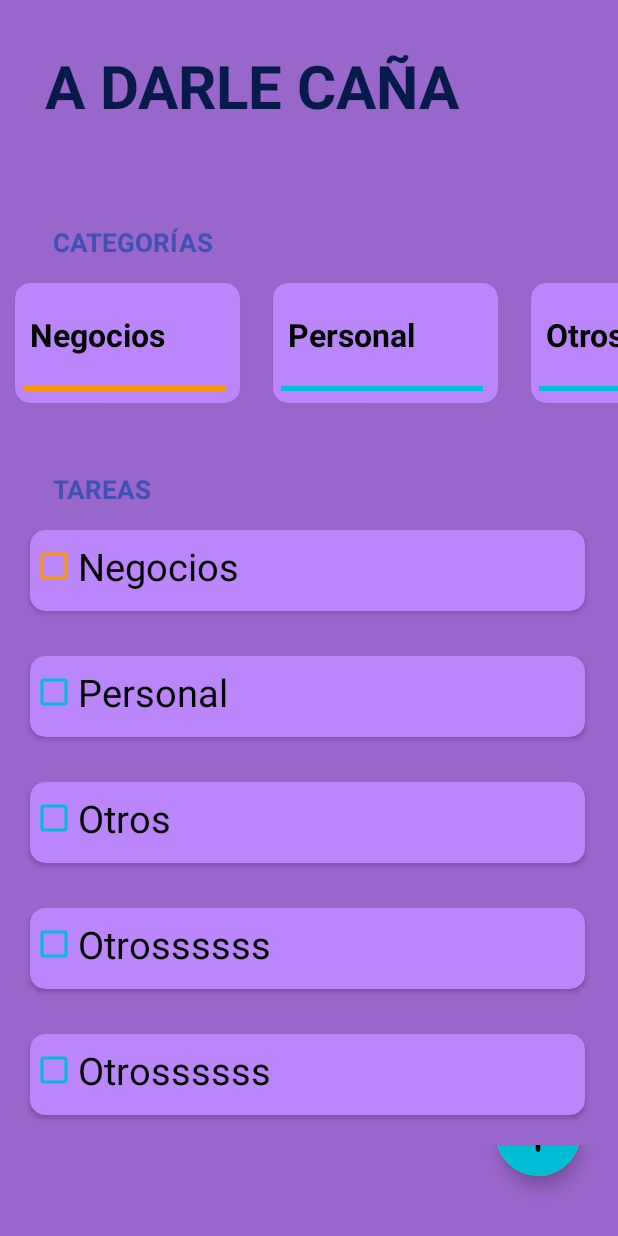
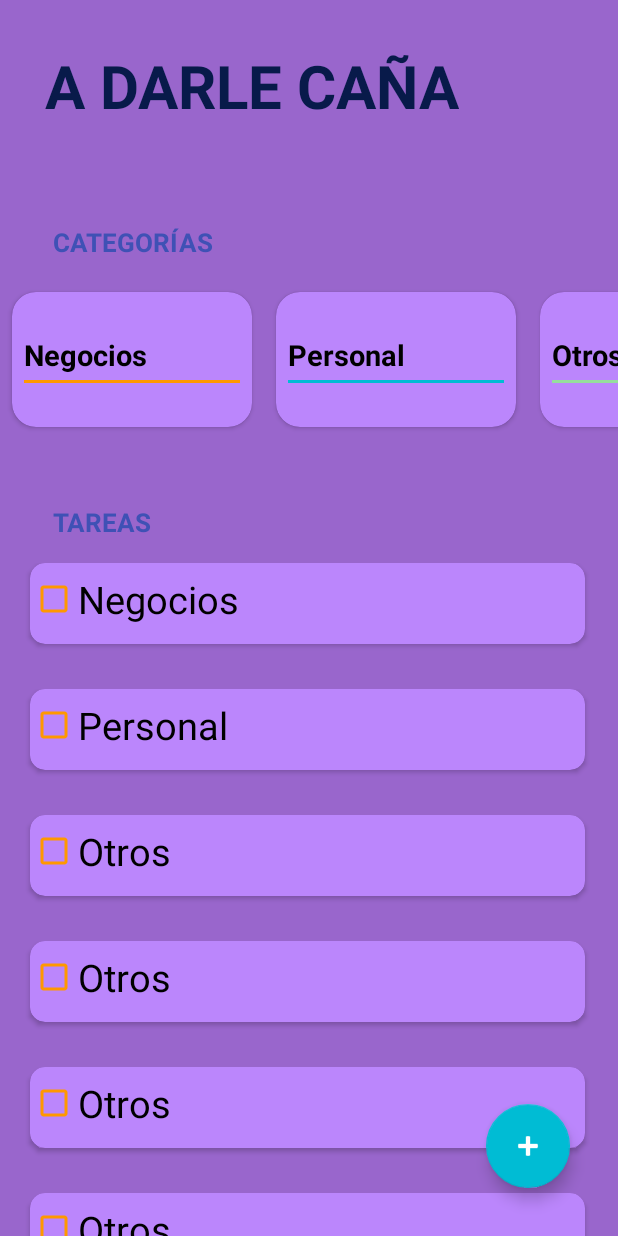
Before and after one commit to pabloq25-crypto/basic_android_studio_kotlin, an Android app: the TodoActivity screen opened directly, with no data from a screen before it, on a phone screen of 412 x 824 dp. Run offline under Robolectric (Android 15) with nearby library versions, the phone set to English and light mode, and no system bars.

Commit message:
en este comit compare mi código con el de AristiDevs del proyecto en GitHub y cambié algunas cosas a su mismo código

```diff
--- a/app/src/main/java/com/quirozdev/androidmaster/todoapp/TodoActivity.kt
+++ b/app/src/main/java/com/quirozdev/androidmaster/todoapp/TodoActivity.kt
@@ -15,10 +15,19 @@ import com.quirozdev.androidmaster.todoapp.components.CardViewItem
 
 class TodoActivity : AppCompatActivity() {
 
-    private lateinit var cardList: MutableList<CardViewItem>
+    private  var cardList = listOf(
+        TaskCategory.Business,
+        TaskCategory.Personal,
+        TaskCategory.Other,
+        TaskCategory.Other,
+        TaskCategory.Other,
+        TaskCategory.Other,
+        TaskCategory.Other,
+        TaskCategory.Other,
+    )
+
     private lateinit var recyclerView: RecyclerView
     private lateinit var recyclerView2: RecyclerView
-
 
     override fun onCreate(savedInstanceState: Bundle?) {
         super.onCreate(savedInstanceState)
@@ -38,7 +47,7 @@ class TodoActivity : AppCompatActivity() {
         recyclerView2 = findViewById(R.id.recyclerView2)
     }
 
-    private fun getListCardView(): MutableList<CardViewItem> {
+    /*private fun getListCardView(): MutableList<CardViewItem> {
         val list: MutableList<CardViewItem> = ArrayList()
         list.add(CardViewItem("Negocios", R.color.business_category))
         list.add(CardViewItem("Personal", R.color.personal_category))
@@ -47,12 +56,10 @@ class TodoActivity : AppCompatActivity() {
         list.add(CardViewItem("Otrossssss", R.color.personal_category))
 
         return list
-    }
+    }*/
 
 
     private fun initRecyclerView() {
-        cardList = getListCardView()
-
         // Set LayoutManager
         recyclerView.layoutManager = LinearLayoutManager(this, LinearLayoutManager.HORIZONTAL,false)
         recyclerView.adapter = CardViewAdapter(cardList, recyclerView2)
--- a/app/src/main/java/com/quirozdev/androidmaster/todoapp/adapters/CardTaskAdapter.kt
+++ b/app/src/main/java/com/quirozdev/androidmaster/todoapp/adapters/CardTaskAdapter.kt
@@ -11,9 +11,10 @@ import androidx.core.content.ContextCompat
 import androidx.core.view.marginTop
 import androidx.recyclerview.widget.RecyclerView
 import com.quirozdev.androidmaster.R
+import com.quirozdev.androidmaster.todoapp.TaskCategory
 import com.quirozdev.androidmaster.todoapp.components.CardViewItem
 
-class CardTaskAdapter(private val cardList : List<CardViewItem>)  :
+class CardTaskAdapter(private val cardList : List<TaskCategory>)  :
     RecyclerView.Adapter<CardTaskAdapter.MyViewHolder>() {
 
     override fun onCreateViewHolder(parent: ViewGroup, viewType: Int): MyViewHolder {
@@ -22,8 +23,8 @@ class CardTaskAdapter(private val cardList : List<CardViewItem>)  :
     }
 
     override fun onBindViewHolder(holder: MyViewHolder, position: Int) {
-        val item = cardList[position]
-
+        holder.render(cardList[position])
+        /*val item = cardList[position]
 
         holder.checkBox.setOnClickListener { view ->
             if(holder.checkBox.isChecked) {
@@ -37,7 +38,7 @@ class CardTaskAdapter(private val cardList : List<CardViewItem>)  :
         holder.checkBox.text = item.title
         holder.checkBox.buttonTintList = ContextCompat.getColorStateList(holder.itemView.context, item.colorRes!!)
         Log.i("CardTaskAdapter", "Bind item: ${item.title}")
-        //holder.checkBox.setButtoT(ContextCompat.getColor(holder.itemView.context, item.colorRes!!))
+        //holder.checkBox.setButtoT(ContextCompat.getColor(holder.itemView.context, item.colorRes!!))*/
     }
 
     override fun getItemCount(): Int {
@@ -48,10 +49,21 @@ class CardTaskAdapter(private val cardList : List<CardViewItem>)  :
     class MyViewHolder(val view: View) : RecyclerView.ViewHolder(view) {
         val cardView: CardView = itemView.findViewById(R.id.todoCVTask)
         val checkBox: CheckBox = itemView.findViewById(R.id.checkBoxTodoTask)
-    }
 
-
-    private fun calculate() {
-
+        fun render(taskCategory : TaskCategory) {
+            when(taskCategory) {
+                TaskCategory.Business -> {
+                    checkBox.text = "Negocios"
+                }
+                TaskCategory.Other ->    {
+                    checkBox.text = "Otros"
+                }
+                TaskCategory.Personal -> {
+                    checkBox.text = "Personal"
+                }
+                else ->
+                    checkBox.text = "Sin Categoria"
+            }
+        }
     }
 }
--- a/app/src/main/java/com/quirozdev/androidmaster/todoapp/adapters/CardViewAdapter.kt
+++ b/app/src/main/java/com/quirozdev/androidmaster/todoapp/adapters/CardViewAdapter.kt
@@ -11,19 +11,18 @@ import androidx.core.content.ContextCompat
 import androidx.recyclerview.widget.LinearLayoutManager
 import androidx.recyclerview.widget.RecyclerView
 import com.quirozdev.androidmaster.R
+import com.quirozdev.androidmaster.todoapp.TaskCategory
 import com.quirozdev.androidmaster.todoapp.components.CardViewItem
 
-class CardViewAdapter(private var cardList : List<CardViewItem>, private val recyclerView2: RecyclerView) :
+class CardViewAdapter(private var cardList : List<TaskCategory>, private val recyclerView2: RecyclerView) :
     RecyclerView.Adapter<CardViewAdapter.MyViewHolder>() {
-
-    private var isCardSelected : Boolean = false
 
     override fun onCreateViewHolder(parent: ViewGroup, viewType: Int): MyViewHolder {
         val view = LayoutInflater.from(parent.context).inflate(R.layout.card_view_todo, parent, false)
         return MyViewHolder(view)
     }
 
-    private fun initRecyclerView(list: List<CardViewItem>) {
+    private fun initRecyclerView(list: List<TaskCategory>) {
         recyclerView2.adapter = CardTaskAdapter(list)
     }
 
@@ -42,30 +41,22 @@ class CardViewAdapter(private var cardList : List<CardViewItem>, private val rec
         return ContextCompat.getColor(holder.cardView.context,colorReference)
     }
 
-    private fun changeGender() {
-        isCardSelected = !isCardSelected
-    }
-
-    private fun setGenderColor(holder : MyViewHolder) {
-        holder.cardView.setCardBackgroundColor(getBackgroundColor(isCardSelected, holder))
-    }
-
     private fun initListeners(holder: MyViewHolder, item: CardViewItem, position: Int) {
-        holder.cardView.setOnClickListener { view ->
+        /*holder.cardView.setOnClickListener { view ->
             val filterCardList = cardList.filter { it.title == item.title }
             initRecyclerView(filterCardList)
             holder.textView.setTextColor(ContextCompat.getColor(holder.itemView.context, R.color.white))
             changeGender()
             setGenderColor(holder)
-        }
+        }*/
         holder.textView.text = item.title
         holder.colorView.setBackgroundColor(ContextCompat.getColor(holder.itemView.context, item.colorRes!!))
     }
 
 
     override fun onBindViewHolder(holder: MyViewHolder, position: Int) {
-        val item = cardList[position]
-        initListeners(holder, item, position)
+        holder.render(cardList[position])
+        //initListeners(holder, item, position)
     }
 
     override fun getItemCount(): Int {
@@ -74,8 +65,30 @@ class CardViewAdapter(private var cardList : List<CardViewItem>, private val rec
 
     // ViewHolder class
     class MyViewHolder(val view: View) : RecyclerView.ViewHolder(view) {
-        val cardView: CardView = itemView.findViewById(R.id.todoCVNegocios)
-        val textView: TextView = itemView.findViewById(R.id.tvTitleCardTodo)
-        val colorView : View = itemView.findViewById(R.id.vColorCardTodo)
+        val cardView: CardView = itemView.findViewById(R.id.todoViewContainer)
+        val textView: TextView = itemView.findViewById(R.id.tvCategoryName)
+        val colorView : View = itemView.findViewById(R.id.divider)
+
+        fun render(taskCategory : TaskCategory) {
+            textView.text = "Ejemplo"
+
+            when(taskCategory) {
+                TaskCategory.Business -> {
+                    textView.text = "Negocios"
+                    colorView.setBackgroundColor(ContextCompat.getColor(colorView.context, R.color.business_category))
+                }
+                TaskCategory.Other ->    {
+                    textView.text = "Otros"
+                    colorView.setBackgroundColor(ContextCompat.getColor(colorView.context, R.color.other_category))
+                }
+                TaskCategory.Personal -> {
+                    textView.text = "Personal"
+                    colorView.setBackgroundColor(ContextCompat.getColor(colorView.context, R.color.personal_category))
+                }
+                else ->
+                    textView.text = "Sin Categoria"
+            }
+        }
+    // colorView.setBackgroundColor(ContextCompat.getColor(view.context, R.color.purple_200))
     }
 }
--- a/app/src/main/res/layout/activity_todo.xml
+++ b/app/src/main/res/layout/activity_todo.xml
@@ -1,13 +1,18 @@
 <?xml version="1.0" encoding="utf-8"?>
-<LinearLayout xmlns:android="http://schemas.android.com/apk/res/android"
+<FrameLayout xmlns:android="http://schemas.android.com/apk/res/android"
     xmlns:app="http://schemas.android.com/apk/res-auto"
     xmlns:tools="http://schemas.android.com/tools"
     android:id="@+id/main"
     android:layout_width="match_parent"
     android:layout_height="match_parent"
-    android:orientation="vertical"
     android:background="@color/background_todo_app2"
     tools:context=".todoapp.TodoActivity">
+
+    <LinearLayout
+        android:layout_width="match_parent"
+        android:layout_height="match_parent"
+        android:orientation="vertical"
+    >
 
         <TextView
             android:layout_width="wrap_content"
@@ -19,7 +24,6 @@
             android:text="@string/todo_app_principal_title"
             android:padding="30dp"
             />
-
 
         <TextView
             android:layout_width="match_parent"
@@ -34,18 +38,12 @@
             android:text="@string/todo_app_subtitle_1"
             />
 
-    <HorizontalScrollView
-        android:layout_width="wrap_content"
-        android:layout_height="wrap_content"
-        android:scrollbars="none"
-    >
         <androidx.recyclerview.widget.RecyclerView
             android:id="@+id/recyclerView"
             android:layout_width="match_parent"
             android:layout_height="wrap_content"
             android:nestedScrollingEnabled="false"
             android:overScrollMode="never" />
-    </HorizontalScrollView>
 
         <TextView
             android:layout_width="match_parent"
@@ -67,34 +65,17 @@
             android:layout_height="wrap_content"
             android:nestedScrollingEnabled="false"
             android:overScrollMode="never" />
-
-    <androidx.constraintlayout.widget.ConstraintLayout
-        android:layout_width="match_parent"
-        android:layout_height="match_parent">
+    </LinearLayout>
 
     <com.google.android.material.floatingactionbutton.FloatingActionButton
+        android:id="@+id/fabAddTask"
         android:layout_width="wrap_content"
         android:layout_height="wrap_content"
-            app:layout_constraintBottom_toBottomOf="parent"
-            app:layout_constraintEnd_toEndOf="parent"
-            android:layout_marginBottom="40dp"
-            android:layout_marginEnd="25dp"
-            android:src="@drawable/ic_plus"
-            android:tint="@color/white"
-            android:backgroundTint="@color/color_floating_button_todo"
-        />
+        android:layout_margin="32dp"
+        android:src="@android:drawable/ic_input_add"
+        app:backgroundTint="@color/color_floating_button_todo"
+        app:fabSize="normal"
+        android:layout_gravity="end|bottom"
+        app:tint="@color/white" />
 
-        <!--<com.google.android.material.floatingactionbutton.FloatingActionButton
-            android:layout_width="wrap_content"
-            android:layout_height="wrap_content"
-            app:layout_constraintBottom_toBottomOf="parent"
-            app:layout_constraintEnd_toEndOf="parent"
-            android:layout_marginBottom="40dp"
-            android:layout_marginEnd="25dp"
-            android:src="@drawable/ic_plus"
-            android:tint="@color/white"
-            android:backgroundTint="@color/color_floating_button_todo"
-        /> -->
-    </androidx.constraintlayout.widget.ConstraintLayout>
-
-</LinearLayout>
+</FrameLayout>
--- a/app/src/main/res/layout/card_task_todo.xml
+++ b/app/src/main/res/layout/card_task_todo.xml
@@ -26,8 +26,4 @@
             android:text="epa"
             android:textSize="25sp" />
     </androidx.cardview.widget.CardView>
-
-
-
-
 </LinearLayout>
--- a/app/src/main/res/layout/card_view_todo.xml
+++ b/app/src/main/res/layout/card_view_todo.xml
@@ -1,136 +1,39 @@
 <?xml version="1.0" encoding="utf-8"?>
-<LinearLayout
-    xmlns:android="http://schemas.android.com/apk/res/android"
+<androidx.cardview.widget.CardView xmlns:android="http://schemas.android.com/apk/res/android"
     xmlns:app="http://schemas.android.com/apk/res-auto"
-    android:layout_width="wrap_content"
-    android:layout_height="wrap_content"
->
-    <androidx.cardview.widget.CardView
-        android:id="@+id/todoCVNegocios"
-        android:layout_marginLeft="10dp"
-        android:layout_marginBottom="10dp"
-        android:layout_width="150dp"
-        android:layout_height="80dp"
-        android:layout_marginEnd="12dp"
-        app:cardCornerRadius="10dp"
-        android:layout_marginTop="10dp"
-        android:layout_marginStart="10dp"
-        app:cardBackgroundColor="@color/purple_200"
-    >
-        <androidx.appcompat.widget.LinearLayoutCompat
-            android:id="@+id/lyNegocios"
+    xmlns:tools="http://schemas.android.com/tools"
+    android:id="@+id/todoViewContainer"
+    android:layout_width="160dp"
+    android:layout_height="90dp"
+    android:layout_marginHorizontal="8dp"
+    android:layout_marginVertical="16dp"
+    app:cardBackgroundColor="@color/purple_200"
+    app:cardCornerRadius="16dp">
+
+    <LinearLayout
+        android:layout_width="match_parent"
+        android:layout_height="match_parent"
+        android:gravity="center_vertical"
+        android:layout_margin="8dp"
+        android:orientation="vertical">
+
+        <TextView
+            android:id="@+id/tvCategoryName"
+            android:layout_width="wrap_content"
+            android:layout_height="wrap_content"
+            tools:text="PRUEBA"
+            android:textColor="@color/black"
+            android:textStyle="bold"
+            android:textSize="19sp"
+            />
+
+        <View
+            android:id="@+id/divider"
+            android:layout_marginTop="4dp"
             android:layout_width="match_parent"
-            android:layout_height="match_parent"
-            android:orientation="vertical"
-        >
+            tools:background="@color/black"
+            android:layout_height="2dp"/>
 
-            <TextView
-                android:id="@+id/tvTitleCardTodo"
-                android:layout_width="match_parent"
-                android:layout_height="wrap_content"
-                android:layout_marginVertical="20dp"
-                android:textSize="21sp"
-                android:textStyle="bold"
-                android:text="Negocios"
-                android:layout_marginLeft="10dp"
-                android:textColor="@android:color/black" />
+    </LinearLayout>
 
-            <View
-                android:id="@+id/vColorCardTodo"
-                android:layout_width="match_parent"
-                android:layout_height="3dp"
-                android:layout_marginLeft="5dp"
-                android:layout_marginRight="10dp"
-
-                android:background="@color/business_category"
-            />
-        </androidx.appcompat.widget.LinearLayoutCompat>
-    </androidx.cardview.widget.CardView>
-
-    <!-- Negocios
-    <androidx.cardview.widget.CardView
-        android:id="@+id/todoCVNegocios"
-        android:layout_marginLeft="10dp"
-        android:layout_marginBottom="10dp"
-        android:layout_width="150dp"
-        android:layout_height="80dp"
-        android:layout_marginEnd="12dp"
-        app:cardCornerRadius="10dp"
-        android:layout_marginTop="10dp"
-        android:layout_marginStart="10dp"
-        app:cardBackgroundColor="@color/purple_200"
-        >
-        <androidx.appcompat.widget.LinearLayoutCompat
-            android:id="@+id/lyNegocios"
-            android:layout_width="match_parent"
-            android:layout_height="match_parent"
-            android:orientation="vertical"
-            >
-
-            <TextView
-                android:id="@+id/tvTitleCardTodo"
-                android:layout_width="match_parent"
-                android:layout_height="wrap_content"
-                android:layout_marginVertical="20dp"
-                android:textSize="18sp"
-                android:textStyle="bold"
-                android:text="Negocios"
-                android:layout_marginLeft="10dp"
-                android:textColor="@android:color/black" />
-
-            <View
-                android:id="@+id/vColorCardTodo"
-                android:layout_width="match_parent"
-                android:layout_height="3dp"
-                android:layout_marginLeft="5dp"
-                android:layout_marginRight="10dp"
-
-                android:background="@color/business_category"
-
-                />
-        </androidx.appcompat.widget.LinearLayoutCompat>
-    </androidx.cardview.widget.CardView>
-
-    <androidx.cardview.widget.CardView
-        android:id="@+id/todoCVNegocios"
-        android:layout_marginLeft="10dp"
-        android:layout_marginBottom="10dp"
-        android:layout_width="150dp"
-        android:layout_height="80dp"
-        android:layout_marginEnd="12dp"
-        app:cardCornerRadius="10dp"
-        android:layout_marginTop="10dp"
-        android:layout_marginStart="10dp"
-        app:cardBackgroundColor="@color/purple_200"
-        >
-        <androidx.appcompat.widget.LinearLayoutCompat
-            android:id="@+id/lyNegocios"
-            android:layout_width="match_parent"
-            android:layout_height="match_parent"
-            android:orientation="vertical"
-            >
-
-            <TextView
-                android:id="@+id/tvTitleCardTodo"
-                android:layout_width="match_parent"
-                android:layout_height="wrap_content"
-                android:layout_marginVertical="20dp"
-                android:textSize="18sp"
-                android:textStyle="bold"
-                android:text="Negocios"
-                android:layout_marginLeft="10dp"
-                android:textColor="@android:color/black" />
-
-            <View
-                android:id="@+id/vColorCardTodo"
-                android:layout_width="match_parent"
-                android:layout_height="3dp"
-                android:layout_marginLeft="5dp"
-                android:layout_marginRight="10dp"
-
-                android:background="@color/business_category"
-
-                />
-        </androidx.appcompat.widget.LinearLayoutCompat>
-    </androidx.cardview.widget.CardView> -->
-</LinearLayout>
+</androidx.cardview.widget.CardView>
```
Lines whose indentation alone changed are shown as unchanged.
